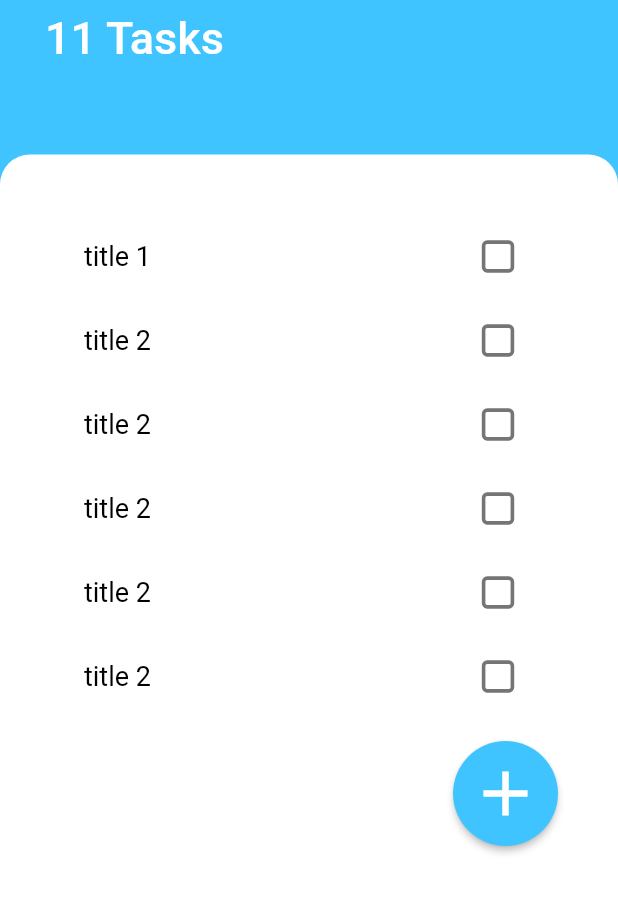
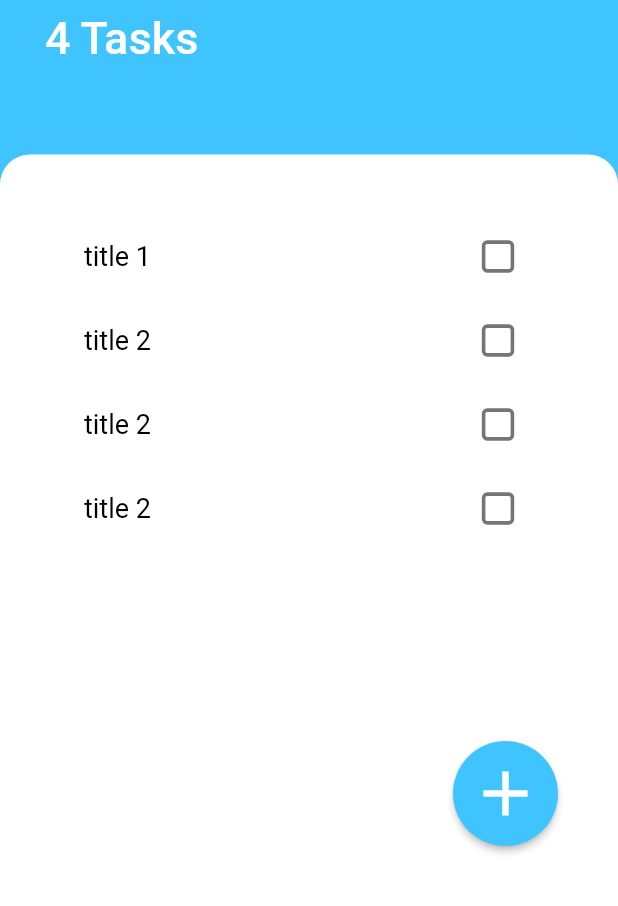
Before and after one commit to aindroid/todoey-flutter, a Flutter app: the screen it shows after launch, on a phone screen of 412 x 824 dp, the part 330-1236 px from its top. Run offline on Flutter 3.47's test engine with Material 2 defaults, Android fonts, the phone set to English and light mode, and no system bars.

Commit message:
Replace stateful widgets with providers

```diff
--- a/lib/components/main_header.dart
+++ b/lib/components/main_header.dart
@@ -1,9 +1,10 @@
 import 'package:flutter/material.dart';
+import 'package:provider/provider.dart';
+
+import '../models/tasks.dart';
 
 class MainHeader extends StatelessWidget {
-  const MainHeader({super.key, required this.count});
-
-  final int count;
+  const MainHeader({super.key});
 
   @override
   Widget build(BuildContext context) {
@@ -33,10 +34,16 @@ class MainHeader extends StatelessWidget {
         const SizedBox(
           height: 8,
         ),
-        Text(
-          '$count Tasks',
-          style: const TextStyle(
-              color: Colors.white, fontSize: 30, fontWeight: FontWeight.w500),
+        Consumer<Tasks>(
+          builder: (context, value, child) {
+            return Text(
+              '${value.count} Tasks',
+              style: const TextStyle(
+                  color: Colors.white,
+                  fontSize: 30,
+                  fontWeight: FontWeight.w500),
+            );
+          },
         ),
       ],
     );
--- a/lib/components/task_list.dart
+++ b/lib/components/task_list.dart
@@ -1,19 +1,13 @@
 import 'package:flutter/material.dart';
+import 'package:provider/provider.dart';
 import 'package:todoey_flutter/components/task_list_tile.dart';
+import 'package:todoey_flutter/models/tasks.dart';
 
-import '../screens/task_screen.dart';
+class TaskList extends StatelessWidget {
+  const TaskList({super.key, required this.onAddClicked});
 
-class TaskList extends StatefulWidget {
-  const TaskList({super.key, required this.tasks, required this.onAddClicked});
-
-  final List<Task> tasks;
   final VoidCallback onAddClicked;
 
-  @override
-  State<TaskList> createState() => _TaskListState();
-}
-
-class _TaskListState extends State<TaskList> {
   @override
   Widget build(BuildContext context) {
     return Column(
@@ -21,26 +15,27 @@ class _TaskListState extends State<TaskList> {
       mainAxisSize: MainAxisSize.min,
       children: <Widget>[
         Expanded(
-          child: ListView.builder(
-            itemBuilder: (context, index) {
-              return TaskListTile(
-                task: widget.tasks[index],
-                onChecked: (isChecked) {
-                  setState(() {
-                    widget.tasks[index] =
-                        Task(widget.tasks[index].title, isChecked);
-                  });
+          child: Consumer<Tasks>(
+            builder: (context, value, child) {
+              return ListView.builder(
+                itemBuilder: (context, index) {
+                  return TaskListTile(
+                    task: value.getTask(index),
+                    onChecked: (isChecked) {
+                      value.checkTask(index, isChecked);
+                    },
+                  );
                 },
+                itemCount: value.count,
               );
             },
-            itemCount: widget.tasks.length,
           ),
         ),
         Container(
           alignment: Alignment.centerRight,
           child: ElevatedButton(
             onPressed: () {
-              widget.onAddClicked();
+              onAddClicked();
             },
             style: const ButtonStyle(
               shape: MaterialStatePropertyAll(CircleBorder()),
--- a/lib/components/task_list_tile.dart
+++ b/lib/components/task_list_tile.dart
@@ -1,6 +1,6 @@
 import 'package:flutter/material.dart';
 
-import '../screens/task_screen.dart';
+import '../models/task.dart';
 
 class TaskListTile extends StatelessWidget {
   const TaskListTile({
--- /dev/null
+++ b/lib/models/task.dart
@@ -0,0 +1,5 @@
+class Task {
+  Task(this.title, this.done);
+  final String title;
+  final bool done;
+}
--- /dev/null
+++ b/lib/models/tasks.dart
@@ -0,0 +1,30 @@
+import 'dart:collection';
+
+import 'package:flutter/foundation.dart';
+import 'package:todoey_flutter/models/task.dart';
+
+class Tasks with ChangeNotifier {
+  final List<Task> _tasks = [
+    Task('title 1', false),
+    Task('title 2', false),
+    Task('title 2', false),
+    Task('title 2', false),
+  ];
+
+  int get count => _tasks.length;
+
+  UnmodifiableListView<Task> get tasks => UnmodifiableListView(_tasks);
+
+  Task getTask(int index) => _tasks[index];
+
+  void checkTask(int index, bool checked) {
+    _tasks[index] = Task(_tasks[index].title, checked);
+    notifyListeners();
+  }
+  // List<Task> get getList => _tasks;
+
+  void addTask(Task task) {
+    _tasks.add(task);
+    notifyListeners();
+  }
+}
--- a/lib/screens/task_screen.dart
+++ b/lib/screens/task_screen.dart
@@ -1,38 +1,17 @@
 import 'package:flutter/material.dart';
+import 'package:provider/provider.dart';
 import 'package:todoey_flutter/components/task_list.dart';
+import 'package:todoey_flutter/models/tasks.dart';
 
 import '../components/main_header.dart';
 import '../modals/add_task_bottom_sheet.dart';
+import '../models/task.dart';
 
-class Task {
-  Task(this.title, this.done);
-  final String title;
-  final bool done;
-}
-
-class TaskScreen extends StatefulWidget {
+class TaskScreen extends StatelessWidget {
   const TaskScreen({super.key});
 
-  @override
-  State<TaskScreen> createState() => _TaskScreenState();
-}
-
-class _TaskScreenState extends State<TaskScreen> {
-  List<Task> tasks = [
-    Task('title 1', false),
-    Task('title 2', false),
-    Task('title 2', false),
-    Task('title 2', false),
-    Task('title 2', false),
-    Task('title 2', false),
-    Task('title 2', false),
-    Task('title 2', false),
-    Task('title 2', false),
-    Task('title 2', false),
-    Task('title 2', false)
-  ];
-
   void showAddTaskModal(BuildContext context) {
+    Tasks tasks = Provider.of<Tasks>(context, listen: false);
     showModalBottomSheet<void>(
       context: context,
       isScrollControlled: true,
@@ -46,9 +25,7 @@ class _TaskScreenState extends State<TaskScreen> {
       builder: (BuildContext context) {
         return AddTaskBottomSheet(
           itemAddedCallback: (item) {
-            setState(() {
-              tasks.add(Task(item, false));
-            });
+            tasks.addTask(Task(item, false));
           },
         );
       },
@@ -57,20 +34,21 @@ class _TaskScreenState extends State<TaskScreen> {
 
   @override
   Widget build(BuildContext context) {
+    return ChangeNotifierProvider(
+      create: (context) => Tasks(),
+      builder: (context, child) {
         return Column(
           crossAxisAlignment: CrossAxisAlignment.start,
           mainAxisAlignment: MainAxisAlignment.spaceBetween,
           children: [
-        Padding(
-          padding: const EdgeInsets.only(
+            const Padding(
+              padding: EdgeInsets.only(
                 top: 40,
                 left: 30,
                 right: 30,
                 bottom: 60,
               ),
-          child: MainHeader(
-            count: tasks.length,
-          ),
+              child: MainHeader(),
             ),
             Expanded(
               child: Container(
@@ -82,13 +60,18 @@ class _TaskScreenState extends State<TaskScreen> {
                     topLeft: Radius.circular(20),
                   ),
                 ),
-            child: TaskList(
-              tasks: tasks,
+                child: Consumer<Tasks>(
+                  builder: (context, value, child) {
+                    return TaskList(
                       onAddClicked: () => showAddTaskModal(context),
+                    );
+                  },
                 ),
               ),
             ),
           ],
         );
+      },
+    );
   }
 }
```
Lines whose indentation alone changed are shown as unchanged.
